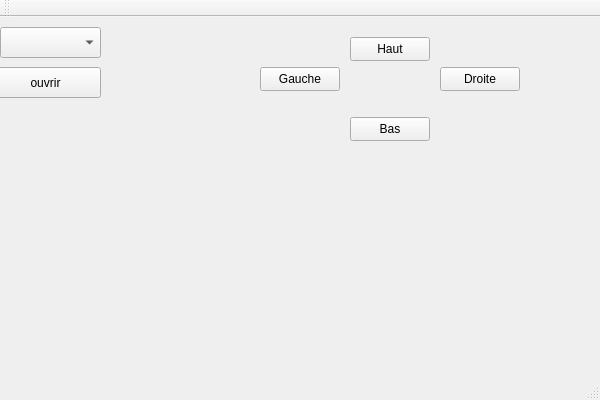
First picture: the form in QtWidgetsApplication1/QtWidgetsApplication1.ui, repository FlorianRopert/QtWidgetsApplication1, before the edit.
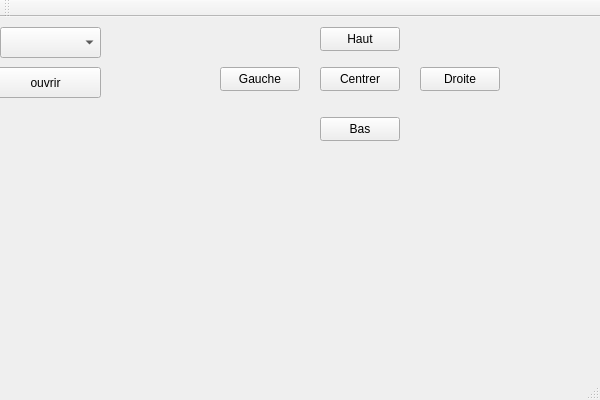
Second picture: the form after the edit.

What changed in the file:
```diff
--- a/QtWidgetsApplication1/QtWidgetsApplication1.ui
+++ b/QtWidgetsApplication1/QtWidgetsApplication1.ui
@@ -40,7 +40,7 @@
    <widget class="QPushButton" name="pushButtonRight">
     <property name="geometry">
      <rect>
-      <x>440</x>
+      <x>420</x>
       <y>50</y>
       <width>80</width>
       <height>24</height>
@@ -53,8 +53,8 @@
    <widget class="QPushButton" name="pushButtonTop">
     <property name="geometry">
      <rect>
-      <x>350</x>
-      <y>20</y>
+      <x>320</x>
+      <y>10</y>
       <width>80</width>
       <height>24</height>
      </rect>
@@ -66,7 +66,7 @@
    <widget class="QPushButton" name="pushButtonLeft">
     <property name="geometry">
      <rect>
-      <x>260</x>
+      <x>220</x>
       <y>50</y>
       <width>80</width>
       <height>24</height>
@@ -79,7 +79,7 @@
    <widget class="QPushButton" name="pushButtonBack">
     <property name="geometry">
      <rect>
-      <x>350</x>
+      <x>320</x>
       <y>100</y>
       <width>80</width>
       <height>24</height>
@@ -89,6 +89,19 @@
      <string>Bas</string>
     </property>
    </widget>
+   <widget class="QPushButton" name="pushButtonCentrer">
+    <property name="geometry">
+     <rect>
+      <x>320</x>
+      <y>50</y>
+      <width>80</width>
+      <height>24</height>
+     </rect>
+    </property>
+    <property name="text">
+     <string>Centrer</string>
+    </property>
+   </widget>
   </widget>
   <widget class="QMenuBar" name="menuBar">
    <property name="geometry">
```
Left out of the diff: 17 changed lines with no effect on the pictures.
